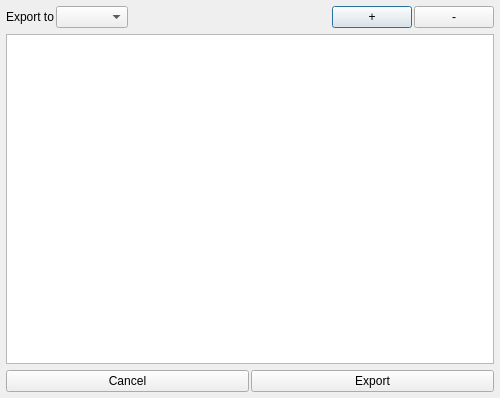
This is Results_Table_View/printdialog.ui in Andrey1771/Viewer_For_Database as Qt 5 draws it before an edit. The edited form follows.
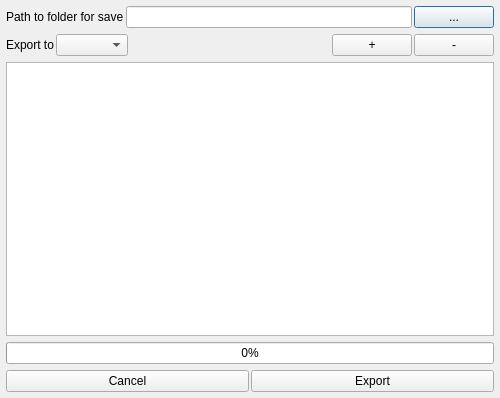
This is the edited form.

Diff of the .ui file:
```diff
--- a/Results_Table_View/printdialog.ui
+++ b/Results_Table_View/printdialog.ui
@@ -46,6 +46,42 @@
      <property name="bottomMargin">
       <number>2</number>
      </property>
+     <item>
+      <layout class="QHBoxLayout" name="horLay_Directory">
+       <property name="spacing">
+        <number>2</number>
+       </property>
+       <property name="leftMargin">
+        <number>2</number>
+       </property>
+       <property name="topMargin">
+        <number>2</number>
+       </property>
+       <property name="rightMargin">
+        <number>2</number>
+       </property>
+       <property name="bottomMargin">
+        <number>2</number>
+       </property>
+       <item>
+        <widget class="QLabel" name="label_Directory">
+         <property name="text">
+          <string>Path to folder for save</string>
+         </property>
+        </widget>
+       </item>
+       <item>
+        <widget class="QLineEdit" name="lineEdit_Directory"/>
+       </item>
+       <item>
+        <widget class="QPushButton" name="pushButtonSetPath_Directory">
+         <property name="text">
+          <string>...</string>
+         </property>
+        </widget>
+       </item>
+      </layout>
+     </item>
      <item>
       <layout class="QHBoxLayout" name="horizontalLayout_3">
        <property name="spacing">
@@ -120,7 +156,33 @@
         <number>2</number>
        </property>
        <item>
-        <widget class="QTableView" name="tableView"/>
+        <widget class="QTableView" name="tableView_Table"/>
+       </item>
+      </layout>
+     </item>
+     <item>
+      <layout class="QHBoxLayout" name="horLay_Progress">
+       <property name="spacing">
+        <number>2</number>
+       </property>
+       <property name="leftMargin">
+        <number>2</number>
+       </property>
+       <property name="topMargin">
+        <number>2</number>
+       </property>
+       <property name="rightMargin">
+        <number>2</number>
+       </property>
+       <property name="bottomMargin">
+        <number>2</number>
+       </property>
+       <item>
+        <widget class="QProgressBar" name="progressBar_Progress">
+         <property name="value">
+          <number>0</number>
+         </property>
+        </widget>
        </item>
       </layout>
      </item>
```
Left out of the diff: 2 changed lines with no effect on the pictures.
